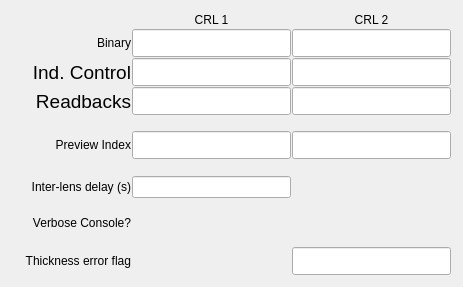
Old version of the form 100idPyCRLApp/op/ui/pydev_transfocator_inset_bits_2x.ui in the repository BCDA-APS/pydeviceCRL.
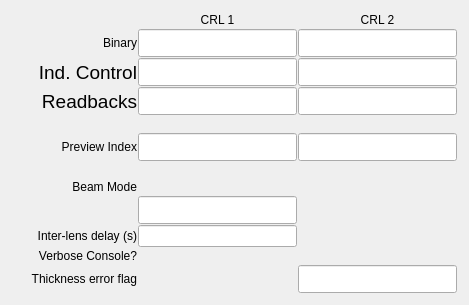
New version of the form. Custom widgets are drawn as their Qt base class.

Commit message: Added beam mode capability

What changed in the file:
```diff
--- a/100idPyCRLApp/op/ui/pydev_transfocator_inset_bits_2x.ui
+++ b/100idPyCRLApp/op/ui/pydev_transfocator_inset_bits_2x.ui
@@ -6,15 +6,15 @@
    <rect>
     <x>0</x>
     <y>0</y>
-    <width>463</width>
-    <height>287</height>
+    <width>469</width>
+    <height>305</height>
    </rect>
   </property>
   <property name="windowTitle">
    <string>Form</string>
   </property>
-  <layout class="QVBoxLayout" name="verticalLayout">
-   <item>
+  <layout class="QGridLayout" name="gridLayout_2">
+   <item row="0" column="0">
     <layout class="QGridLayout" name="gridLayout" rowstretch="1,1,1,1,1,1,1,1,1,1,1,1" columnstretch="1,1,1">
      <property name="margin">
       <number>1</number>
@@ -200,19 +200,6 @@
        </property>
       </widget>
      </item>
-     <item row="9" column="0">
-      <widget class="caLabel" name="calabel_34">
-       <property name="text">
-        <string>Verbose Console?</string>
-       </property>
-       <property name="alignment">
-        <set>Qt::AlignRight|Qt::AlignTrailing|Qt::AlignVCenter</set>
-       </property>
-       <property name="fontScaleMode">
-        <enum>ESimpleLabel::WidthAndHeight</enum>
-       </property>
-      </widget>
-     </item>
      <item row="1" column="0">
       <widget class="caLabel" name="calabel_20">
        <property name="text">
@@ -226,62 +213,6 @@
        </property>
       </widget>
      </item>
-     <item row="7" column="1">
-      <widget class="caTextEntry" name="catextentry_16">
-       <property name="sizePolicy">
-        <sizepolicy hsizetype="Preferred" vsizetype="Preferred">
-         <horstretch>0</horstretch>
-         <verstretch>0</verstretch>
-        </sizepolicy>
-       </property>
-       <property name="alignment">
-        <set>Qt::AlignRight|Qt::AlignTrailing|Qt::AlignVCenter</set>
-       </property>
-       <property name="channel" stdset="0">
-        <string notr="true">$(P)$(CRL):1:interLensDelay</string>
-       </property>
-       <property name="background">
-        <color>
-         <red>115</red>
-         <green>223</green>
-         <blue>255</blue>
-        </color>
-       </property>
-       <property name="colorMode">
-        <enum>caLineEdit::Static</enum>
-       </property>
-      </widget>
-     </item>
-     <item row="9" column="1">
-      <widget class="caChoice" name="caChoice_1">
-       <property name="channel" stdset="0">
-        <string notr="true">$(P)$(CRL):verbosity</string>
-       </property>
-       <property name="foreground">
-        <color>
-         <red>0</red>
-         <green>0</green>
-         <blue>0</blue>
-        </color>
-       </property>
-       <property name="background">
-        <color>
-         <red>115</red>
-         <green>223</green>
-         <blue>255</blue>
-        </color>
-       </property>
-       <property name="colorMode">
-        <enum>caChoice::Static</enum>
-       </property>
-       <property name="stackingMode" stdset="0">
-        <enum>caChoice::Column</enum>
-       </property>
-       <property name="endBit">
-        <number>1</number>
-       </property>
-      </widget>
-     </item>
      <item row="2" column="1">
       <widget class="caLineEdit" name="caLineEdit_17">
        <property name="font">
@@ -626,19 +557,6 @@
        </property>
       </spacer>
      </item>
-     <item row="7" column="0">
-      <widget class="caLabel" name="calabel_31">
-       <property name="text">
-        <string>Inter-lens delay (s)</string>
-       </property>
-       <property name="alignment">
-        <set>Qt::AlignRight|Qt::AlignTrailing|Qt::AlignVCenter</set>
-       </property>
-       <property name="fontScaleMode">
-        <enum>ESimpleLabel::WidthAndHeight</enum>
-       </property>
-      </widget>
-     </item>
      <item row="11" column="0">
       <widget class="caLabel" name="calabel_35">
        <property name="text">
@@ -652,18 +570,183 @@
        </property>
       </widget>
      </item>
+     <item row="10" column="1">
+      <widget class="caChoice" name="caChoice_1">
+       <property name="channel" stdset="0">
+        <string notr="true">$(P)$(CRL):verbosity</string>
+       </property>
+       <property name="foreground">
+        <color>
+         <red>0</red>
+         <green>0</green>
+         <blue>0</blue>
+        </color>
+       </property>
+       <property name="background">
+        <color>
+         <red>115</red>
+         <green>223</green>
+         <blue>255</blue>
+        </color>
+       </property>
+       <property name="colorMode">
+        <enum>caChoice::Static</enum>
+       </property>
+       <property name="stackingMode" stdset="0">
+        <enum>caChoice::Column</enum>
+       </property>
+       <property name="endBit">
+        <number>1</number>
+       </property>
+      </widget>
+     </item>
      <item row="10" column="0">
-      <spacer name="verticalSpacer">
-       <property name="orientation">
-        <enum>Qt::Vertical</enum>
+      <widget class="caLabel" name="calabel_34">
+       <property name="text">
+        <string>Verbose Console?</string>
        </property>
-       <property name="sizeHint" stdset="0">
-        <size>
-         <width>20</width>
-         <height>40</height>
-        </size>
+       <property name="alignment">
+        <set>Qt::AlignRight|Qt::AlignTrailing|Qt::AlignVCenter</set>
        </property>
-      </spacer>
+       <property name="fontScaleMode">
+        <enum>ESimpleLabel::WidthAndHeight</enum>
+       </property>
+      </widget>
+     </item>
+     <item row="9" column="0">
+      <widget class="caLabel" name="calabel_31">
+       <property name="text">
+        <string>Inter-lens delay (s)</string>
+       </property>
+       <property name="alignment">
+        <set>Qt::AlignRight|Qt::AlignTrailing|Qt::AlignVCenter</set>
+       </property>
+       <property name="fontScaleMode">
+        <enum>ESimpleLabel::WidthAndHeight</enum>
+       </property>
+      </widget>
+     </item>
+     <item row="9" column="1">
+      <widget class="caTextEntry" name="catextentry_16">
+       <property name="sizePolicy">
+        <sizepolicy hsizetype="Preferred" vsizetype="Preferred">
+         <horstretch>0</horstretch>
+         <verstretch>0</verstretch>
+        </sizepolicy>
+       </property>
+       <property name="alignment">
+        <set>Qt::AlignRight|Qt::AlignTrailing|Qt::AlignVCenter</set>
+       </property>
+       <property name="channel" stdset="0">
+        <string notr="true">$(P)$(CRL):1:interLensDelay</string>
+       </property>
+       <property name="background">
+        <color>
+         <red>115</red>
+         <green>223</green>
+         <blue>255</blue>
+        </color>
+       </property>
+       <property name="colorMode">
+        <enum>caLineEdit::Static</enum>
+       </property>
+      </widget>
+     </item>
+     <item row="7" column="1">
+      <widget class="caChoice" name="caChoice_3">
+       <property name="channel" stdset="0">
+        <string notr="true">$(P)$(CRL):beamMode</string>
+       </property>
+       <property name="foreground">
+        <color>
+         <red>0</red>
+         <green>0</green>
+         <blue>0</blue>
+        </color>
+       </property>
+       <property name="background">
+        <color>
+         <red>115</red>
+         <green>223</green>
+         <blue>255</blue>
+        </color>
+       </property>
+       <property name="colorMode">
+        <enum>caChoice::Static</enum>
+       </property>
+       <property name="stackingMode" stdset="0">
+        <enum>caChoice::Column</enum>
+       </property>
+       <property name="endBit">
+        <number>1</number>
+       </property>
+      </widget>
+     </item>
+     <item row="8" column="1">
+      <widget class="caLineEdit" name="caLineEdit_22">
+       <property name="sizePolicy">
+        <sizepolicy hsizetype="Preferred" vsizetype="Preferred">
+         <horstretch>0</horstretch>
+         <verstretch>0</verstretch>
+        </sizepolicy>
+       </property>
+       <property name="font">
+        <font>
+         <pointsize>13</pointsize>
+        </font>
+       </property>
+       <property name="text">
+        <string/>
+       </property>
+       <property name="alignment">
+        <set>Qt::AlignRight|Qt::AlignTrailing|Qt::AlignVCenter</set>
+       </property>
+       <property name="channel" stdset="0">
+        <string notr="true">$(P)$(CRL):beamMode_RBV</string>
+       </property>
+       <property name="foreground">
+        <color>
+         <red>10</red>
+         <green>0</green>
+         <blue>184</blue>
+        </color>
+       </property>
+       <property name="background">
+        <color>
+         <red>200</red>
+         <green>200</green>
+         <blue>200</blue>
+        </color>
+       </property>
+       <property name="colorMode">
+        <enum>caLineEdit::Static</enum>
+       </property>
+       <property name="precision">
+        <number>3</number>
+       </property>
+       <property name="precisionMode">
+        <enum>caLineEdit::User</enum>
+       </property>
+       <property name="fontScaleMode" stdset="0">
+        <enum>caLineEdit::None</enum>
+       </property>
+       <property name="formatType">
+        <enum>caLineEdit::compact</enum>
+       </property>
+      </widget>
+     </item>
+     <item row="7" column="0">
+      <widget class="caLabel" name="calabel_36">
+       <property name="text">
+        <string>Beam Mode</string>
+       </property>
+       <property name="alignment">
+        <set>Qt::AlignRight|Qt::AlignTrailing|Qt::AlignVCenter</set>
+       </property>
+       <property name="fontScaleMode">
+        <enum>ESimpleLabel::WidthAndHeight</enum>
+       </property>
+      </widget>
      </item>
     </layout>
    </item>
```
The commit also changes 16 other files.
